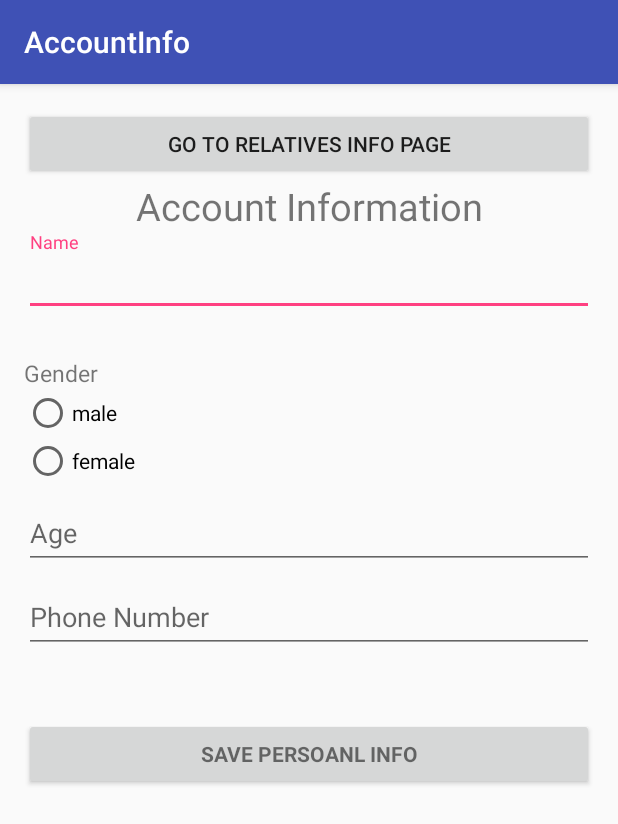
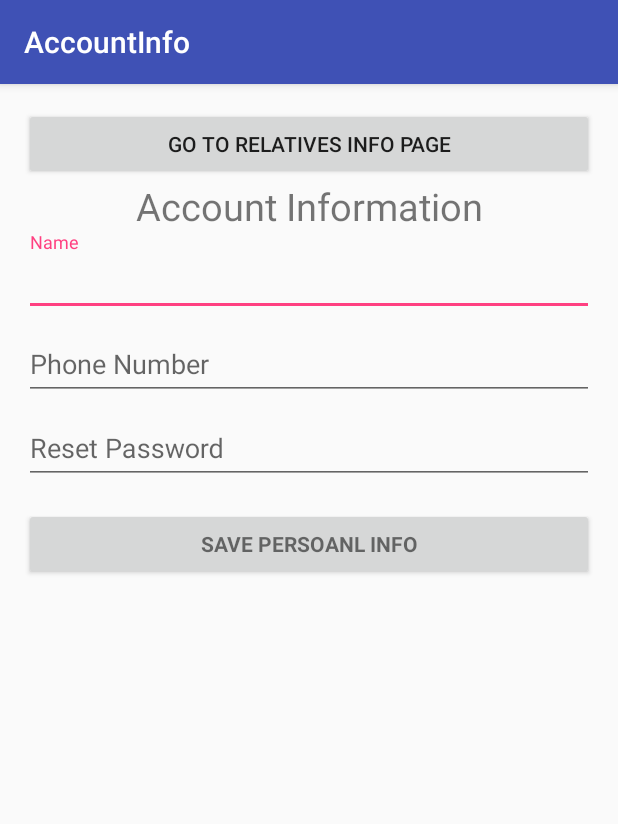
Before and after one commit to nisch100/CallABus, an Android app: the screen it shows after launch (AccountInfo), after a tap on "SAVE PERSOANL INFO", on a phone screen of 412 x 824 dp. Shown: the top 824 px of the screen. Run offline under Robolectric (Android 15) with nearby library versions, the phone set to English and light mode, and no system bars; our stand-ins replace Firebase (no records; nobody signed in at launch, a user with empty details on screens opened directly); 2 statements that could not run were skipped.

Commit message:
Ran 12/2 1:26 AM

```diff
--- a/app/src/main/java/com/example/nisch100/call_a_bus/AccountInfo.java
+++ b/app/src/main/java/com/example/nisch100/call_a_bus/AccountInfo.java
@@ -57,11 +57,11 @@ public class AccountInfo extends AppCompatActivity implements LoaderCallbacks<Cu
 
     // UI references.
     private AutoCompleteTextView mEmailView;
-    private EditText mPasswordView;
     private TextView mShowNameView;
     private EditText mNameView;
     private EditText mAgeView;
     private EditText mPhoneView;
+    private EditText mPasswordView;
     private TextView mShowPhoneView;
     private EditText mAddressView;
     private View mProgressView;
@@ -79,8 +79,8 @@ public class AccountInfo extends AppCompatActivity implements LoaderCallbacks<Cu
         setContentView(R.layout.activity_account_info);
 
         mNameView = (EditText) findViewById(R.id.user_name);
-        mAgeView = (EditText) findViewById(R.id.user_age);
         mPhoneView = (EditText) findViewById(R.id.user_phone);
+        mPasswordView = (EditText) findViewById(R.id.user_password);
 
         firebaseAuth = FirebaseAuth.getInstance();
         databaseReference = FirebaseDatabase.getInstance().getReference();
@@ -127,20 +127,21 @@ public class AccountInfo extends AppCompatActivity implements LoaderCallbacks<Cu
         mLoginFormView = findViewById(R.id.login_form);
         mProgressView = findViewById(R.id.login_progress);
 
-        mShowNameView = (TextView) findViewById(R.id.show_user_name);
-        mShowPhoneView = (TextView) findViewById(R.id.show_user_phone);
-
         userReference.addValueEventListener(new ValueEventListener() {
             @Override
             public void onDataChange(DataSnapshot dataSnapshot) {
                 String currentName = (String) dataSnapshot.child("name").getValue();
                 String currentPhone = (String) dataSnapshot.child("phone").getValue();
+                String currentPassword = (String) dataSnapshot.child("password").getValue();
                 // Toast.makeText(getApplicationContext(), "data snapshot get: " + currentName, Toast.LENGTH_SHORT).show();
-                if(currentName !="") {
-                    mShowNameView.setText("Current Name:  " + currentName);
+                if (currentName.length() >= 1) {
+                    mNameView.setText(currentName, TextView.BufferType.EDITABLE);
                 }
-                if (currentPhone != "") {
-                    mShowPhoneView.setText("Current Phone:  " + currentPhone);
+                if (currentPhone.length() >= 1) {
+                    mPhoneView.setText(currentPhone, TextView.BufferType.EDITABLE);
+                }
+                if (currentPassword.length() >= 1) {
+                    mPasswordView.setText(currentPassword, TextView.BufferType.EDITABLE);
                 }
             }
             @Override
@@ -153,26 +154,33 @@ public class AccountInfo extends AppCompatActivity implements LoaderCallbacks<Cu
         // save account information to firebase
         // TODO
         String mName = mNameView.getText().toString();
-        String mAge = mAgeView.getText().toString();
         String mPhone = mPhoneView.getText().toString();
+        String mPassword = mPasswordView.getText().toString();
         // String mAddress = mAddressView.getText().toString();
 
         // DatabaseReference mUser = databaseReference.child(user.getUid());
         // mUser.child("name").setValue(mName);
-        if(mName != "") {
-            databaseReference.child("users").child(user.getUid()).child("name").setValue(mName);
+        if(mName.length() >= 1) {
+            userReference.child("name").setValue(mName);
+        }
+        else{
+            Toast.makeText(getApplicationContext(), "All info need to be filled. Please don't leave any field empty", Toast.LENGTH_SHORT).show();
+        }
+        if(mPhone.length() >= 1) {
+            userReference.child("phone").setValue(mPhone);
+        }
+        else{
+            Toast.makeText(getApplicationContext(), "All info need to be filled. Please don't leave any field empty", Toast.LENGTH_SHORT).show();
+        }
+        if(mPassword.length() >= 1) {
+            userReference.child("password").setValue(mPassword);
+        }
+        else{
+            Toast.makeText(getApplicationContext(), "Password length minumum 6 characters", Toast.LENGTH_SHORT).show();
         }
 
-        if(mPhone != "") {
-            databaseReference.child("users").child(user.getUid()).child("phone").setValue(mPhone);
-        }
-        // mUser.child("age").setValue(mAge);
-        // mUser.child("phone").setValue(mPhone);
-        // mUser.child("address").setValue(mAddress);
-
         // toast a message "personal information is updated"
-        Toast toast = Toast.makeText(getApplicationContext(), "account information is updated for: " + mName, Toast.LENGTH_SHORT);
-        toast.show();
+        Toast.makeText(getApplicationContext(), "account information is updated for: " + mName, Toast.LENGTH_SHORT).show();
     }
 
     public void switchActivity(View view){
--- a/app/src/main/res/layout/activity_account_info.xml
+++ b/app/src/main/res/layout/activity_account_info.xml
@@ -90,20 +90,13 @@
                     android:layout_width="match_parent"
                     android:layout_height="wrap_content"
                     android:hint="@string/prompt_name"
-                    android:imeActionId="6"
-                    android:imeActionLabel="@string/action_sign_in_short"
-                    android:imeOptions="actionUnspecified"
                     android:inputType="textPersonName"
                     android:maxLines="1"
                     android:singleLine="true" />
-                <TextView
-                    android:id="@+id/show_user_name"
-                    android:layout_width="match_parent"
-                    android:layout_height="wrap_content"
-                    android:textSize="20dp" />
             </android.support.design.widget.TextInputLayout>
 
 
+            <!--
             <android.support.design.widget.TextInputLayout
                 android:layout_width="match_parent"
                 android:layout_height="wrap_content">
@@ -145,7 +138,7 @@
                     android:maxLines="1"
                     android:singleLine="true" />
             </android.support.design.widget.TextInputLayout>
-
+            -->
 
 
             <android.support.design.widget.TextInputLayout
@@ -156,17 +149,23 @@
                     android:layout_width="match_parent"
                     android:layout_height="wrap_content"
                     android:hint="@string/prompt_phone"
-                    android:imeActionId="6"
-                    android:imeActionLabel="@string/action_sign_in_short"
-                    android:imeOptions="actionUnspecified"
                     android:inputType="phone"
                     android:maxLines="1"
                     android:singleLine="true" />
-                <TextView
-                    android:id="@+id/show_user_phone"
+            </android.support.design.widget.TextInputLayout>
+
+
+            <android.support.design.widget.TextInputLayout
+                android:layout_width="match_parent"
+                android:layout_height="wrap_content">
+                <EditText
+                    android:id="@+id/user_password"
                     android:layout_width="match_parent"
                     android:layout_height="wrap_content"
-                    android:textSize="20dp" />
+                    android:hint="Reset Password"
+                    android:inputType="textPassword"
+                    android:maxLines="1"
+                    android:singleLine="true" />
             </android.support.design.widget.TextInputLayout>
 
             <!--
```
Also changed, not shown: app/src/main/java/com/example/nisch100/call_a_bus/RelativesInfo.java (+31 -12 lines), app/src/main/res/layout/activity_relatives_info.xml (+3 -19 lines).
